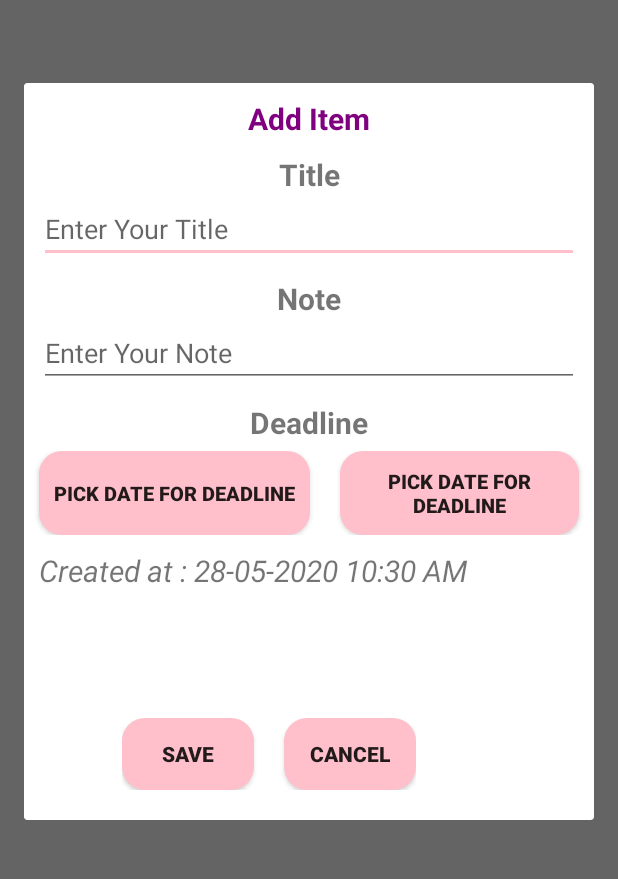
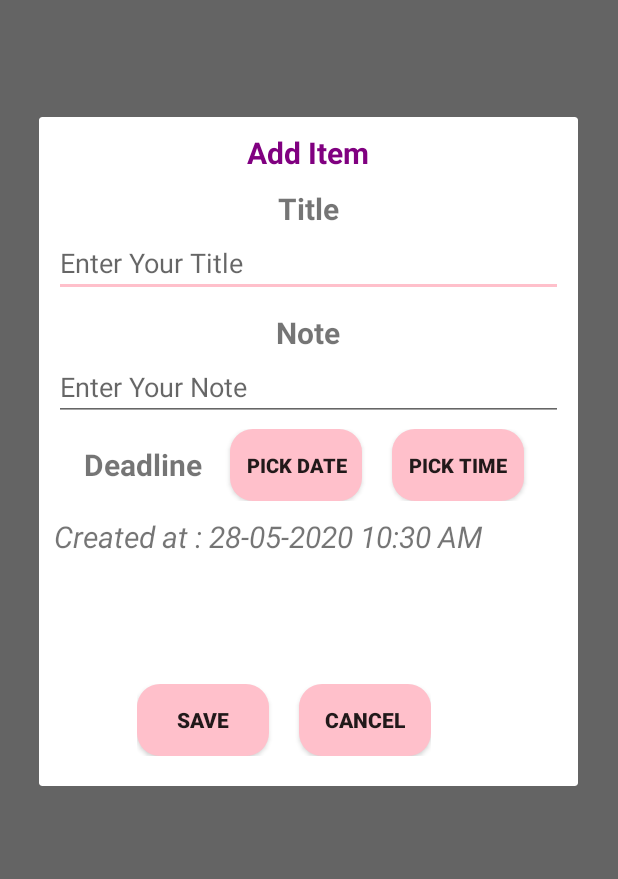
Before and after one commit to rofifahnurul/Tugas-App-toDoList, an Android app: the screen it shows after launch (MainActivity), after a tap on "Add", on a phone screen of 412 x 824 dp, the part 166-1045 px from its top. Run offline under Robolectric (Android 15) with nearby library versions, the phone set to English and light mode, and no system bars; our stand-ins replace Room's generated code.

Commit message:
Edit UI for time deadline

```diff
--- a/ToDo-List/app/src/main/java/id/ac/unhas/todolist/main/Adapter.kt
+++ b/ToDo-List/app/src/main/java/id/ac/unhas/todolist/main/Adapter.kt
@@ -49,7 +49,7 @@ class MyViewHolder(itemView: View) : RecyclerView.ViewHolder(itemView) {
         option=itemView.findViewById(R.id.option)
         itemView.noteContent.text = toDoList.note
         itemView.titleContent.text = toDoList.toDoList
-        itemView.deadlineContent.text = toDoList.deadline
+        itemView.deadlineDateContent.text = toDoList.deadline
         itemView.dateContent.text = toDoList.date
         option.setOnClickListener {
             listener(toDoList,layoutPosition)
--- a/ToDo-List/app/src/main/res/layout/add_layout.xml
+++ b/ToDo-List/app/src/main/res/layout/add_layout.xml
@@ -53,41 +53,42 @@
         android:layout_height="match_parent"
         android:hint="@string/hintNote"
         android:id="@+id/addNote"/>
-    <TextView
-        android:layout_width="match_parent"
-        android:layout_height="wrap_content"
-        android:layout_marginTop="10dp"
-        android:textSize="20sp"
-        android:textStyle="bold"
-        android:layout_marginStart="10dp"
-        android:layout_marginEnd="10dp"
-        android:text="@string/Deadline"
-        android:textAlignment="center"/>
     <LinearLayout
         android:layout_width="wrap_content"
         android:layout_height="match_parent"
         android:layout_marginTop="5dp"
         android:orientation="horizontal">
+    <TextView
+        android:layout_width="match_parent"
+        android:layout_height="match_parent"
+        android:layout_marginTop="10dp"
+        android:textSize="20sp"
+        android:textStyle="bold"
+        android:layout_marginStart="30dp"
+        android:paddingEnd="5dp"
+        android:layout_marginEnd="3dp"
+        android:text="@string/Deadline" />
 
 
-    <Button
-        android:layout_width="wrap_content"
-        android:layout_marginStart="10dp"
-        android:layout_marginEnd="10dp"
-        android:layout_height="match_parent"
-        android:text="@string/addDeadline"
-        android:background="@drawable/rounded"
-        android:textSize="13sp"
-        android:textStyle="bold"
-        android:paddingStart="10dp"
-        android:paddingEnd="10dp"
-        android:id="@+id/dateDeadline"/>
+        <Button
+            android:id="@+id/dateDeadline"
+            android:layout_width="wrap_content"
+            android:layout_height="match_parent"
+            android:layout_marginStart="10dp"
+            android:layout_marginEnd="10dp"
+            android:background="@drawable/rounded"
+            android:paddingStart="10dp"
+            android:paddingEnd="10dp"
+            android:text="@string/addDeadline"
+            android:textSize="13sp"
+            android:textStyle="bold" />
+
         <Button
             android:layout_width="wrap_content"
             android:layout_marginStart="10dp"
             android:layout_marginEnd="10dp"
             android:layout_height="match_parent"
-            android:text="@string/addDeadline"
+            android:text="@string/addTimeDeadline"
             android:background="@drawable/rounded"
             android:textSize="13sp"
             android:textStyle="bold"
--- a/ToDo-List/app/src/main/res/values/strings.xml
+++ b/ToDo-List/app/src/main/res/values/strings.xml
@@ -15,6 +15,6 @@
     <string name="addAlert">Add Item </string>
     <string name="editAlert">Edit Item</string>
     <string name="Deadline">Deadline</string>
-    <string name="addDeadline">Pick Date for Deadline</string>
-
+    <string name="addDeadline">Pick Date</string>
+    <string name="addTimeDeadline">Pick Time</string>
 </resources>
```
Also changed, not shown: ToDo-List/app/src/main/res/layout/content_main.xml (+17 -3 lines).
